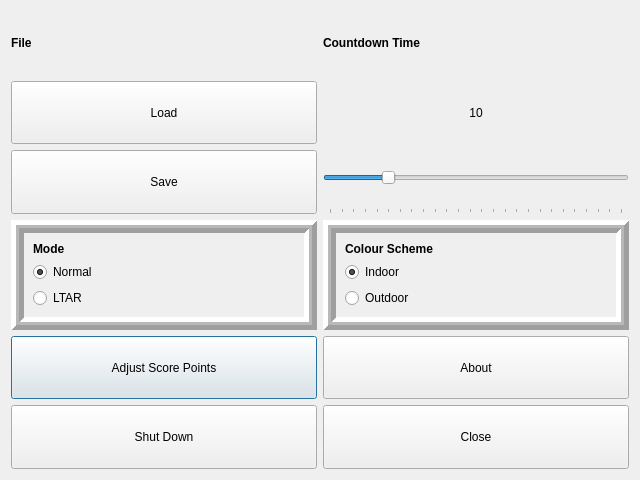
Above: SettingsWindow.ui from rmick/Combobulator before the change. Below: the same form after it.
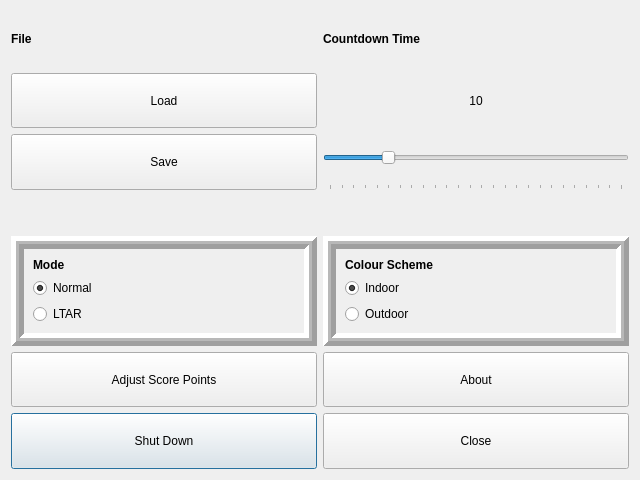
That is the form after the change.

The edit to the form file:
```diff
--- a/SettingsWindow.ui
+++ b/SettingsWindow.ui
@@ -14,7 +14,73 @@
    <string>Dialog</string>
   </property>
   <layout class="QGridLayout" name="gridLayout_2">
-   <item row="3" column="1">
+   <item row="4" column="0">
+    <widget class="QFrame" name="frame">
+     <property name="sizePolicy">
+      <sizepolicy hsizetype="Preferred" vsizetype="Preferred">
+       <horstretch>0</horstretch>
+       <verstretch>0</verstretch>
+      </sizepolicy>
+     </property>
+     <property name="frameShape">
+      <enum>QFrame::Box</enum>
+     </property>
+     <property name="frameShadow">
+      <enum>QFrame::Raised</enum>
+     </property>
+     <property name="lineWidth">
+      <number>5</number>
+     </property>
+     <property name="midLineWidth">
+      <number>3</number>
+     </property>
+     <layout class="QVBoxLayout" name="verticalLayout">
+      <item>
+       <widget class="QLabel" name="label_2">
+        <property name="sizePolicy">
+         <sizepolicy hsizetype="Preferred" vsizetype="Preferred">
+          <horstretch>0</horstretch>
+          <verstretch>0</verstretch>
+         </sizepolicy>
+        </property>
+        <property name="text">
+         <string>&lt;html&gt;&lt;head/&gt;&lt;body&gt;&lt;p&gt;&lt;b&gt;Mode&lt;/b&gt;&lt;/p&gt;&lt;/body&gt;&lt;/html&gt;</string>
+        </property>
+       </widget>
+      </item>
+      <item>
+       <widget class="QRadioButton" name="radioButton_NormalMode">
+        <property name="sizePolicy">
+         <sizepolicy hsizetype="Preferred" vsizetype="Preferred">
+          <horstretch>0</horstretch>
+          <verstretch>0</verstretch>
+         </sizepolicy>
+        </property>
+        <property name="text">
+         <string>Normal</string>
+        </property>
+        <property name="checked">
+         <bool>true</bool>
+        </property>
+       </widget>
+      </item>
+      <item>
+       <widget class="QRadioButton" name="radioButton_LtarMode">
+        <property name="sizePolicy">
+         <sizepolicy hsizetype="Preferred" vsizetype="Preferred">
+          <horstretch>0</horstretch>
+          <verstretch>0</verstretch>
+         </sizepolicy>
+        </property>
+        <property name="text">
+         <string>LTAR</string>
+        </property>
+       </widget>
+      </item>
+     </layout>
+    </widget>
+   </item>
+   <item row="4" column="1">
     <widget class="QFrame" name="frame_2">
      <property name="frameShape">
       <enum>QFrame::Box</enum>
@@ -69,74 +135,46 @@
      </layout>
     </widget>
    </item>
-   <item row="3" column="0">
-    <widget class="QFrame" name="frame">
+   <item row="6" column="0">
+    <widget class="QPushButton" name="btn_ShutDown">
      <property name="sizePolicy">
       <sizepolicy hsizetype="Preferred" vsizetype="Preferred">
        <horstretch>0</horstretch>
        <verstretch>0</verstretch>
       </sizepolicy>
      </property>
-     <property name="frameShape">
-      <enum>QFrame::Box</enum>
+     <property name="minimumSize">
+      <size>
+       <width>0</width>
+       <height>0</height>
+      </size>
      </property>
-     <property name="frameShadow">
-      <enum>QFrame::Raised</enum>
+     <property name="text">
+      <string>Shut Down</string>
      </property>
-     <property name="lineWidth">
-      <number>5</number>
+    </widget>
+   </item>
+   <item row="5" column="1">
+    <widget class="QPushButton" name="btn_About">
+     <property name="sizePolicy">
+      <sizepolicy hsizetype="Preferred" vsizetype="Preferred">
+       <horstretch>0</horstretch>
+       <verstretch>0</verstretch>
+      </sizepolicy>
      </property>
-     <property name="midLineWidth">
-      <number>3</number>
+     <property name="minimumSize">
+      <size>
+       <width>0</width>
+       <height>0</height>
+      </size>
      </property>
-     <layout class="QVBoxLayout" name="verticalLayout">
-      <item>
-       <widget class="QLabel" name="label_2">
-        <property name="sizePolicy">
-         <sizepolicy hsizetype="Preferred" vsizetype="Preferred">
-          <horstretch>0</horstretch>
-          <verstretch>0</verstretch>
-         </sizepolicy>
-        </property>
-        <property name="text">
-         <string>&lt;html&gt;&lt;head/&gt;&lt;body&gt;&lt;p&gt;&lt;b&gt;Mode&lt;/b&gt;&lt;/p&gt;&lt;/body&gt;&lt;/html&gt;</string>
-        </property>
-       </widget>
-      </item>
-      <item>
-       <widget class="QRadioButton" name="radioButton_NormalMode">
-        <property name="sizePolicy">
-         <sizepolicy hsizetype="Preferred" vsizetype="Preferred">
-          <horstretch>0</horstretch>
-          <verstretch>0</verstretch>
-         </sizepolicy>
-        </property>
-        <property name="text">
-         <string>Normal</string>
-        </property>
-        <property name="checked">
-         <bool>true</bool>
-        </property>
-       </widget>
-      </item>
-      <item>
-       <widget class="QRadioButton" name="radioButton_LtarMode">
-        <property name="sizePolicy">
-         <sizepolicy hsizetype="Preferred" vsizetype="Preferred">
-          <horstretch>0</horstretch>
-          <verstretch>0</verstretch>
-         </sizepolicy>
-        </property>
-        <property name="text">
-         <string>LTAR</string>
-        </property>
-       </widget>
-      </item>
-     </layout>
+     <property name="text">
+      <string>About</string>
+     </property>
     </widget>
    </item>
-   <item row="0" column="1">
-    <widget class="QLabel" name="label">
+   <item row="2" column="0">
+    <widget class="QPushButton" name="btn_SaveFile">
      <property name="sizePolicy">
       <sizepolicy hsizetype="Preferred" vsizetype="Preferred">
        <horstretch>0</horstretch>
@@ -144,18 +182,47 @@
       </sizepolicy>
      </property>
      <property name="text">
-      <string>&lt;html&gt;&lt;head/&gt;&lt;body&gt;&lt;p&gt;&lt;b&gt;Countdown Time&lt;/b&gt;&lt;/p&gt;&lt;/body&gt;&lt;/html&gt;</string>
+      <string>Save</string>
      </property>
     </widget>
    </item>
-   <item row="4" column="0">
-    <widget class="QPushButton" name="btn_AdjustScoring">
+   <item row="1" column="0">
+    <widget class="QPushButton" name="btn_LoadFile">
      <property name="sizePolicy">
       <sizepolicy hsizetype="Preferred" vsizetype="Preferred">
        <horstretch>0</horstretch>
        <verstretch>0</verstretch>
       </sizepolicy>
      </property>
+     <property name="text">
+      <string>Load</string>
+     </property>
+    </widget>
+   </item>
+   <item row="1" column="1">
+    <widget class="QLabel" name="label_CountDownTime">
+     <property name="sizePolicy">
+      <sizepolicy hsizetype="Preferred" vsizetype="Preferred">
+       <horstretch>0</horstretch>
+       <verstretch>0</verstretch>
+      </sizepolicy>
+     </property>
+     <property name="text">
+      <string>10</string>
+     </property>
+     <property name="alignment">
+      <set>Qt::AlignCenter</set>
+     </property>
+    </widget>
+   </item>
+   <item row="6" column="1">
+    <widget class="QPushButton" name="btn_Close">
+     <property name="sizePolicy">
+      <sizepolicy hsizetype="Preferred" vsizetype="Preferred">
+       <horstretch>0</horstretch>
+       <verstretch>0</verstretch>
+      </sizepolicy>
+     </property>
      <property name="minimumSize">
       <size>
        <width>0</width>
@@ -163,14 +230,7 @@
       </size>
      </property>
      <property name="text">
-      <string>Adjust Score Points</string>
-     </property>
-    </widget>
-   </item>
-   <item row="0" column="0">
-    <widget class="QLabel" name="label_4">
-     <property name="text">
-      <string>&lt;html&gt;&lt;head/&gt;&lt;body&gt;&lt;p&gt;&lt;b&gt;File&lt;/b&gt;&lt;/p&gt;&lt;/body&gt;&lt;/html&gt;</string>
+      <string>Close</string>
      </property>
     </widget>
    </item>
@@ -211,43 +271,8 @@
      </property>
     </widget>
    </item>
-   <item row="5" column="1">
-    <widget class="QPushButton" name="btn_Close">
-     <property name="sizePolicy">
-      <sizepolicy hsizetype="Preferred" vsizetype="Preferred">
-       <horstretch>0</horstretch>
-       <verstretch>0</verstretch>
-      </sizepolicy>
-     </property>
-     <property name="minimumSize">
-      <size>
-       <width>0</width>
-       <height>0</height>
-      </size>
-     </property>
-     <property name="text">
-      <string>Close</string>
-     </property>
-    </widget>
-   </item>
-   <item row="1" column="1">
-    <widget class="QLabel" name="label_CountDownTime">
-     <property name="sizePolicy">
-      <sizepolicy hsizetype="Preferred" vsizetype="Preferred">
-       <horstretch>0</horstretch>
-       <verstretch>0</verstretch>
-      </sizepolicy>
-     </property>
-     <property name="text">
-      <string>10</string>
-     </property>
-     <property name="alignment">
-      <set>Qt::AlignCenter</set>
-     </property>
-    </widget>
-   </item>
    <item row="5" column="0">
-    <widget class="QPushButton" name="btn_ShutDown">
+    <widget class="QPushButton" name="btn_AdjustScoring">
      <property name="sizePolicy">
       <sizepolicy hsizetype="Preferred" vsizetype="Preferred">
        <horstretch>0</horstretch>
@@ -261,52 +286,43 @@
       </size>
      </property>
      <property name="text">
-      <string>Shut Down</string>
+      <string>Adjust Score Points</string>
      </property>
     </widget>
    </item>
-   <item row="4" column="1">
-    <widget class="QPushButton" name="btn_About">
+   <item row="0" column="1">
+    <widget class="QLabel" name="label">
      <property name="sizePolicy">
       <sizepolicy hsizetype="Preferred" vsizetype="Preferred">
        <horstretch>0</horstretch>
        <verstretch>0</verstretch>
       </sizepolicy>
      </property>
-     <property name="minimumSize">
-      <size>
-       <width>0</width>
-       <height>0</height>
-      </size>
-     </property>
      <property name="text">
-      <string>About</string>
+      <string>&lt;html&gt;&lt;head/&gt;&lt;body&gt;&lt;p&gt;&lt;b&gt;Countdown Time&lt;/b&gt;&lt;/p&gt;&lt;/body&gt;&lt;/html&gt;</string>
      </property>
     </widget>
    </item>
-   <item row="1" column="0">
-    <widget class="QPushButton" name="btn_LoadFile">
-     <property name="sizePolicy">
-      <sizepolicy hsizetype="Preferred" vsizetype="Preferred">
-       <horstretch>0</horstretch>
-       <verstretch>0</verstretch>
-      </sizepolicy>
+   <item row="3" column="0">
+    <spacer name="verticalSpacer">
+     <property name="orientation">
+      <enum>Qt::Vertical</enum>
      </property>
-     <property name="text">
-      <string>Load</string>
+     <property name="sizeType">
+      <enum>QSizePolicy::Minimum</enum>
      </property>
-    </widget>
-   </item>
-   <item row="2" column="0">
-    <widget class="QPushButton" name="btn_SaveFile">
-     <property name="sizePolicy">
-      <sizepolicy hsizetype="Preferred" vsizetype="Preferred">
-       <horstretch>0</horstretch>
-       <verstretch>0</verstretch>
-      </sizepolicy>
+     <property name="sizeHint" stdset="0">
+      <size>
+       <width>20</width>
+       <height>40</height>
+      </size>
      </property>
+    </spacer>
+   </item>
+   <item row="0" column="0">
+    <widget class="QLabel" name="label_4">
      <property name="text">
-      <string>Save</string>
+      <string>&lt;html&gt;&lt;head/&gt;&lt;body&gt;&lt;p&gt;&lt;b&gt;File&lt;/b&gt;&lt;/p&gt;&lt;/body&gt;&lt;/html&gt;</string>
      </property>
     </widget>
    </item>
```
